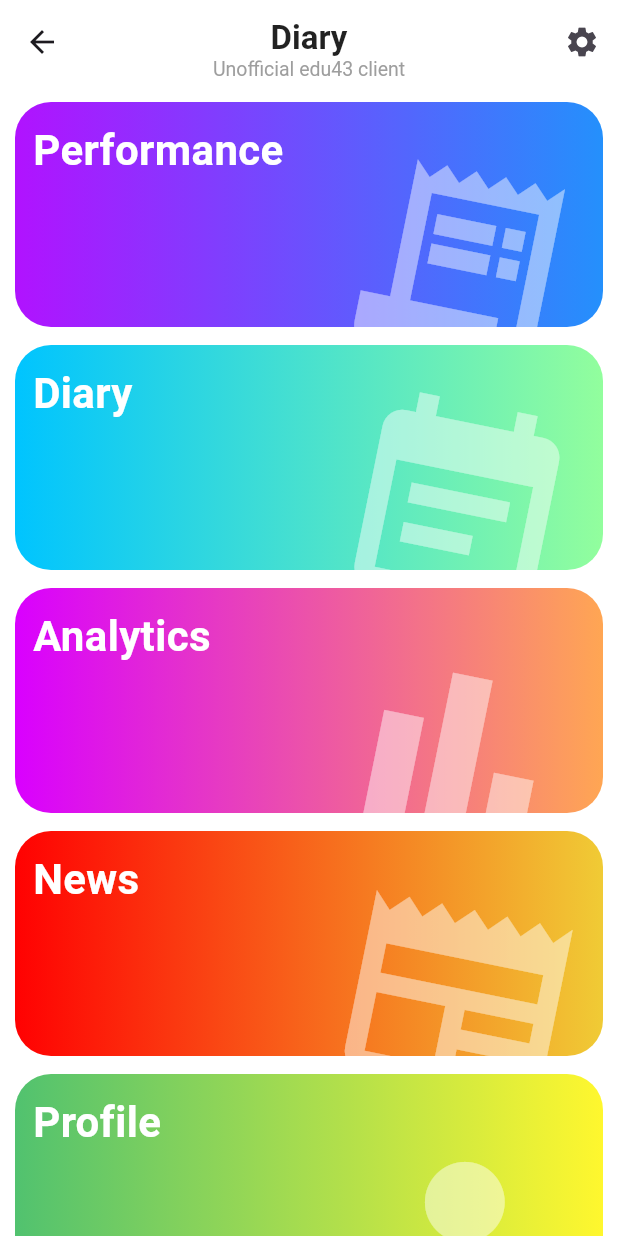
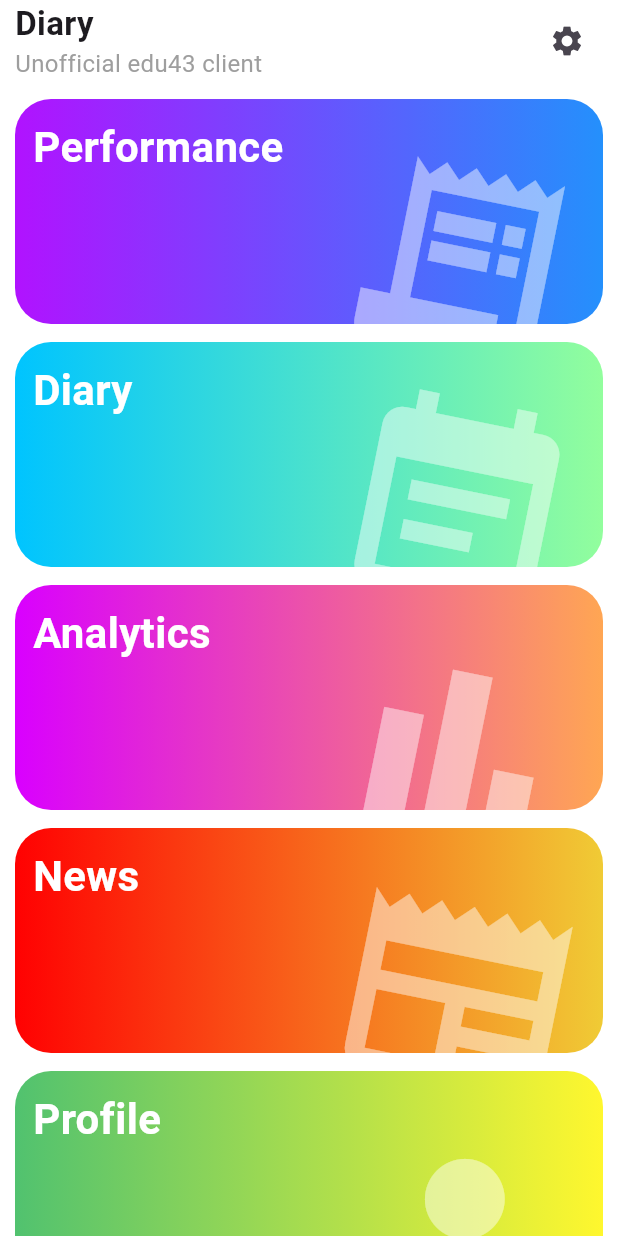
Before and after one commit to Yudnikov-Leonid/DiaryForStudentsFlutter, a Flutter app: the MenuPage screen opened by its route, on a phone screen of 412 x 824 dp. Run offline on Flutter 3.47's test engine with Material 3 defaults, Android fonts, the phone set to English and light mode, and no system bars; our stand-ins replace email_validator, equatable, firebase_core, firebase_database, flutter_bloc, get_it and 2 more; accounts and stored records are empty; network calls fail.

Commit message:
fix menu appbars

```diff
--- a/lib/features/menu/presentation/pages/menu.dart
+++ b/lib/features/menu/presentation/pages/menu.dart
@@ -1,5 +1,6 @@
 import 'package:edu_diary/features/menu/presentation/bloc/menu_bloc.dart';
 import 'package:edu_diary/features/menu/presentation/widgets/button.dart';
+import 'package:edu_diary/features/menu/presentation/widgets/title.dart';
 import 'package:edu_diary/sl.dart';
 import 'package:flutter/material.dart';
 import 'package:flutter/services.dart';
@@ -15,32 +16,14 @@ class MenuPage extends StatelessWidget {
       child: BlocBuilder<MenuBloc, MenuState>(
         builder: (context, state) {
           return Scaffold(
-            appBar: AppBar(
-              title: const Column(
-                children: [
-                  SizedBox(
-                    height: 10,
-                  ),
-                  Text(
-                    'Diary',
-                    style: TextStyle(fontSize: 22, fontWeight: FontWeight.bold),
-                  ),
-                  Text(
-                    'Unofficial edu43 client',
-                    style: TextStyle(fontSize: 13, color: Colors.grey),
-                  ),
-                ],
-              ),
-              actions: [
-                IconButton(onPressed: () {}, icon: const Icon(Icons.settings))
-              ],
-            ),
+            appBar: PreferredSize(preferredSize: const Size.fromHeight(0), child: AppBar(),),
             body: SafeArea(
               child: Container(
                 padding: const EdgeInsets.only(left: 10, right: 10),
                 child: SingleChildScrollView(
                   child: Column(
                     children: [
+                      menuTitleWidget(),
                       const SizedBox(
                         height: 4,
                       ),
--- /dev/null
+++ b/lib/features/menu/presentation/widgets/title.dart
@@ -0,0 +1,20 @@
+import 'package:flutter/material.dart';
+
+Widget menuTitleWidget() {
+  return Row(mainAxisAlignment: MainAxisAlignment.spaceBetween, children: [
+    const Column(
+      crossAxisAlignment: CrossAxisAlignment.start,
+      children: [
+        Text(
+          'Diary',
+          style: TextStyle(fontSize: 22, fontWeight: FontWeight.bold),
+        ),
+        Text(
+          'Unofficial edu43 client',
+          style: TextStyle(fontSize: 16, color: Colors.grey),
+        ),
+      ],
+    ),
+    IconButton(onPressed: () {}, icon: const Icon(Icons.settings))
+  ]);
+}
```
